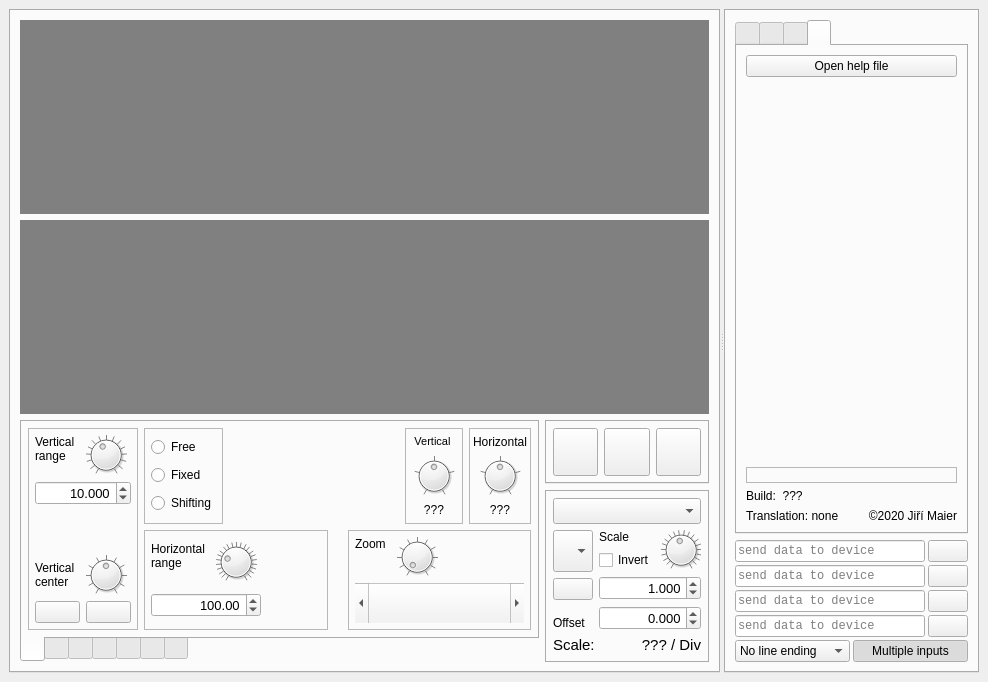
jirimaier/DataPlotter, file mainwindow.ui: the form before one commit.
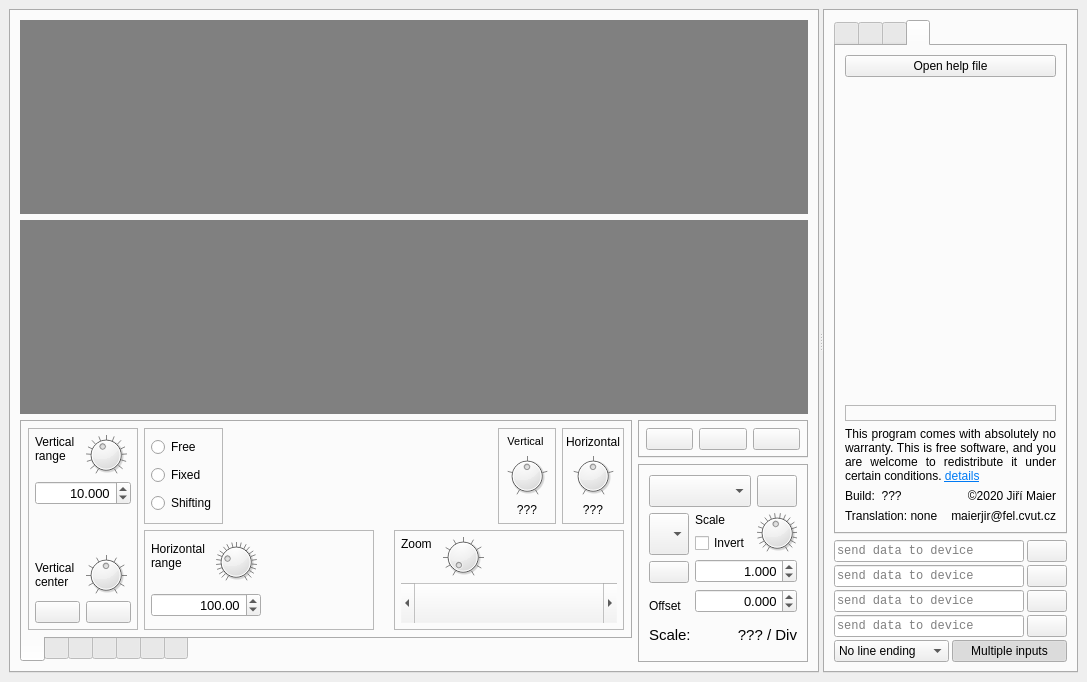
The form after the commit. The open tabs and pages were chosen to show the change. Icons and pictures are not drawn. Custom widgets are drawn as their Qt base class.

Patch:
```diff
--- a/mainwindow.ui
+++ b/mainwindow.ui
@@ -6,7 +6,7 @@
    <rect>
     <x>0</x>
     <y>0</y>
-    <width>988</width>
+    <width>1087</width>
     <height>682</height>
    </rect>
   </property>
@@ -2939,7 +2939,7 @@
             </widget>
            </item>
            <item>
-            <layout class="QVBoxLayout" name="verticalLayout_27">
+            <layout class="QVBoxLayout" name="verticalLayout_27" stretch="1,100">
              <item>
               <widget class="QTabWidget" name="tabWidget_3">
                <property name="currentIndex">
@@ -3125,38 +3125,59 @@
                  <string>Channel</string>
                 </attribute>
                 <layout class="QVBoxLayout" name="verticalLayout_6">
-                 <property name="leftMargin">
-                  <number>6</number>
-                 </property>
-                 <property name="topMargin">
-                  <number>6</number>
-                 </property>
-                 <property name="rightMargin">
-                  <number>6</number>
-                 </property>
-                 <property name="bottomMargin">
-                  <number>6</number>
-                 </property>
                  <item>
-                  <widget class="QComboBox" name="comboBoxSelectedChannel">
-                   <property name="sizePolicy">
-                    <sizepolicy hsizetype="Preferred" vsizetype="Preferred">
-                     <horstretch>0</horstretch>
-                     <verstretch>0</verstretch>
-                    </sizepolicy>
-                   </property>
-                   <property name="font">
-                    <font>
-                     <pointsize>11</pointsize>
-                    </font>
-                   </property>
-                   <property name="maxVisibleItems">
-                    <number>1000</number>
-                   </property>
-                   <property name="sizeAdjustPolicy">
-                    <enum>QComboBox::AdjustToContents</enum>
-                   </property>
-                  </widget>
+                  <layout class="QHBoxLayout" name="horizontalLayout_41" stretch="100,1">
+                   <item>
+                    <widget class="QComboBox" name="comboBoxSelectedChannel">
+                     <property name="sizePolicy">
+                      <sizepolicy hsizetype="Preferred" vsizetype="Preferred">
+                       <horstretch>0</horstretch>
+                       <verstretch>0</verstretch>
+                      </sizepolicy>
+                     </property>
+                     <property name="font">
+                      <font>
+                       <pointsize>11</pointsize>
+                      </font>
+                     </property>
+                     <property name="maxVisibleItems">
+                      <number>1000</number>
+                     </property>
+                     <property name="sizeAdjustPolicy">
+                      <enum>QComboBox::AdjustToContents</enum>
+                     </property>
+                    </widget>
+                   </item>
+                   <item>
+                    <widget class="QPushButton" name="pushButtonHideCh">
+                     <property name="sizePolicy">
+                      <sizepolicy hsizetype="Preferred" vsizetype="Preferred">
+                       <horstretch>0</horstretch>
+                       <verstretch>0</verstretch>
+                      </sizepolicy>
+                     </property>
+                     <property name="text">
+                      <string/>
+                     </property>
+                     <property name="icon">
+                      <iconset resource="resources.qrc">
+                       <normaloff>:/images/icons/visible.png</normaloff>:/images/icons/visible.png</iconset>
+                     </property>
+                     <property name="iconSize">
+                      <size>
+                       <width>20</width>
+                       <height>20</height>
+                      </size>
+                     </property>
+                     <property name="checkable">
+                      <bool>true</bool>
+                     </property>
+                     <property name="checked">
+                      <bool>false</bool>
+                     </property>
+                    </widget>
+                   </item>
+                  </layout>
                  </item>
                  <item>
                   <layout class="QGridLayout" name="gridLayout_6">
@@ -3279,6 +3300,48 @@
                      </item>
                     </layout>
                    </item>
+                   <item row="3" column="1">
+                    <widget class="QDoubleSpinBox" name="doubleSpinBoxChOffset">
+                     <property name="sizePolicy">
+                      <sizepolicy hsizetype="Preferred" vsizetype="Maximum">
+                       <horstretch>0</horstretch>
+                       <verstretch>0</verstretch>
+                      </sizepolicy>
+                     </property>
+                     <property name="minimumSize">
+                      <size>
+                       <width>0</width>
+                       <height>0</height>
+                      </size>
+                     </property>
+                     <property name="maximumSize">
+                      <size>
+                       <width>16777215</width>
+                       <height>16777215</height>
+                      </size>
+                     </property>
+                     <property name="font">
+                      <font>
+                       <pointsize>10</pointsize>
+                      </font>
+                     </property>
+                     <property name="alignment">
+                      <set>Qt::AlignRight|Qt::AlignTrailing|Qt::AlignVCenter</set>
+                     </property>
+                     <property name="decimals">
+                      <number>3</number>
+                     </property>
+                     <property name="minimum">
+                      <double>-1000000.000000000000000</double>
+                     </property>
+                     <property name="maximum">
+                      <double>1000000.000000000000000</double>
+                     </property>
+                     <property name="singleStep">
+                      <double>0.100000000000000</double>
+                     </property>
+                    </widget>
+                   </item>
                    <item row="1" column="0">
                     <layout class="QVBoxLayout" name="verticalLayout_34">
                      <item>
@@ -3369,7 +3432,7 @@
                      </item>
                     </layout>
                    </item>
-                   <item row="2" column="0">
+                   <item row="3" column="0">
                     <widget class="QLabel" name="label_8">
                      <property name="text">
                       <string>Offset</string>
@@ -3382,48 +3445,6 @@
                      </property>
                     </widget>
                    </item>
-                   <item row="2" column="1">
-                    <widget class="QDoubleSpinBox" name="doubleSpinBoxChOffset">
-                     <property name="sizePolicy">
-                      <sizepolicy hsizetype="Preferred" vsizetype="Maximum">
-                       <horstretch>0</horstretch>
-                       <verstretch>0</verstretch>
-                      </sizepolicy>
-                     </property>
-                     <property name="minimumSize">
-                      <size>
-                       <width>0</width>
-                       <height>0</height>
-                      </size>
-                     </property>
-                     <property name="maximumSize">
-                      <size>
-                       <width>16777215</width>
-                       <height>16777215</height>
-                      </size>
-                     </property>
-                     <property name="font">
-                      <font>
-                       <pointsize>10</pointsize>
-                      </font>
-                     </property>
-                     <property name="alignment">
-                      <set>Qt::AlignRight|Qt::AlignTrailing|Qt::AlignVCenter</set>
-                     </property>
-                     <property name="decimals">
-                      <number>3</number>
-                     </property>
-                     <property name="minimum">
-                      <double>-1000000.000000000000000</double>
-                     </property>
-                     <property name="maximum">
-                      <double>1000000.000000000000000</double>
-                     </property>
-                     <property name="singleStep">
-                      <double>0.100000000000000</double>
-                     </property>
-                    </widget>
-                   </item>
                   </layout>
                  </item>
                  <item>
@@ -4711,6 +4732,19 @@
                </property>
               </widget>
              </item>
+             <item>
+              <widget class="QLabel" name="labelLicense">
+               <property name="text">
+                <string>&lt;html&gt;&lt;head/&gt;&lt;body&gt;&lt;p&gt;This program comes with absolutely no warranty. This is free software, and you are welcome to redistribute it under certain conditions. &lt;a href=&quot;https://www.gnu.org/licenses/gpl-3.0.html&quot;&gt;&lt;span style=&quot; text-decoration: underline; color:#007af4;&quot;&gt;details&lt;/span&gt;&lt;/a&gt;&lt;/p&gt;&lt;/body&gt;&lt;/html&gt;</string>
+               </property>
+               <property name="alignment">
+                <set>Qt::AlignJustify|Qt::AlignVCenter</set>
+               </property>
+               <property name="wordWrap">
+                <bool>true</bool>
+               </property>
+              </widget>
+             </item>
              <item>
               <layout class="QGridLayout" name="gridLayout_2">
                <item row="0" column="0">
@@ -4733,7 +4767,7 @@
                  </property>
                 </widget>
                </item>
-               <item row="1" column="1">
+               <item row="0" column="1">
                 <widget class="QLabel" name="label_signature">
                  <property name="text">
                   <string notr="true">&lt;html&gt;&lt;head/&gt;&lt;body&gt;&lt;p&gt;©2020 Jiří Maier&lt;/p&gt;&lt;/body&gt;&lt;/html&gt;</string>
@@ -4743,6 +4777,16 @@
                  </property>
                 </widget>
                </item>
+               <item row="1" column="1">
+                <widget class="QLabel" name="label_24">
+                 <property name="text">
+                  <string>maierjir@fel.cvut.cz</string>
+                 </property>
+                 <property name="alignment">
+                  <set>Qt::AlignRight|Qt::AlignTrailing|Qt::AlignVCenter</set>
+                 </property>
+                </widget>
+               </item>
               </layout>
              </item>
             </layout>
```
Left out of the diff: 24 changed lines with no effect on the pictures.
